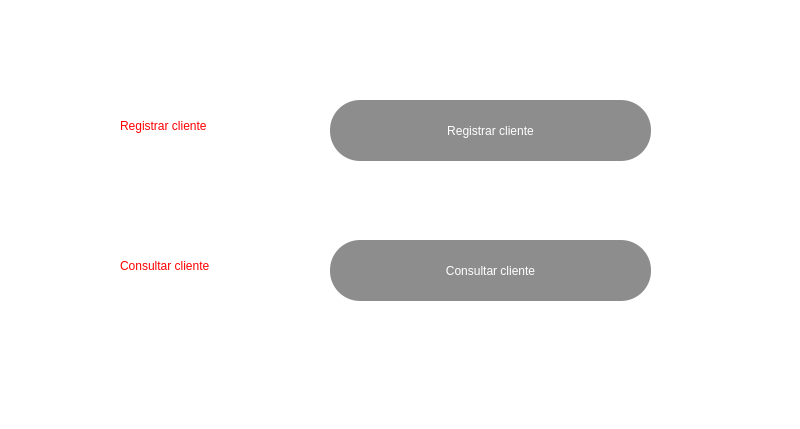
Above: menu_ic.ui from andresparra85/proyecto-aeropuerto before the change. Below: the same form after it.
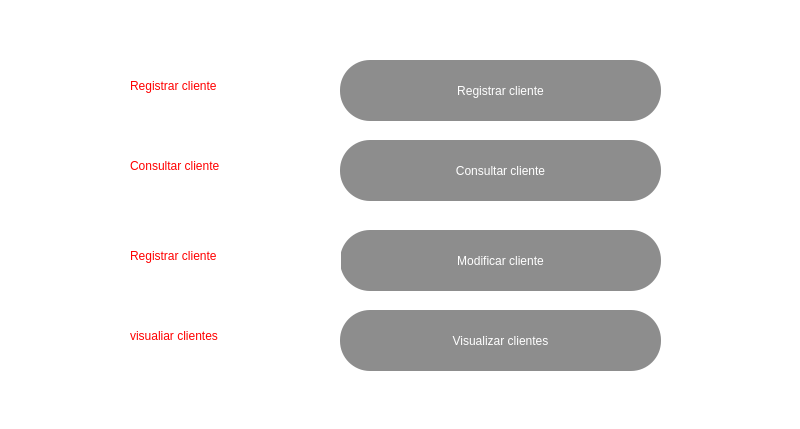
That is the form after the change.

The edit to the form file:
```diff
--- a/menu_ic.ui
+++ b/menu_ic.ui
@@ -20,8 +20,8 @@
    <widget class="QLabel" name="label_5">
     <property name="geometry">
      <rect>
-      <x>120</x>
-      <y>110</y>
+      <x>130</x>
+      <y>70</y>
       <width>211</width>
       <height>31</height>
      </rect>
@@ -38,8 +38,8 @@
    <widget class="QPushButton" name="btn_cliente">
     <property name="geometry">
      <rect>
-      <x>330</x>
-      <y>100</y>
+      <x>340</x>
+      <y>60</y>
       <width>321</width>
       <height>61</height>
      </rect>
@@ -73,8 +73,8 @@
    <widget class="QLabel" name="label_3">
     <property name="geometry">
      <rect>
-      <x>120</x>
-      <y>250</y>
+      <x>130</x>
+      <y>150</y>
       <width>211</width>
       <height>31</height>
      </rect>
@@ -91,8 +91,114 @@
    <widget class="QPushButton" name="btn_consulta">
     <property name="geometry">
      <rect>
-      <x>330</x>
+      <x>340</x>
+      <y>140</y>
+      <width>321</width>
+      <height>61</height>
+     </rect>
+    </property>
+    <property name="styleSheet">
+     <string notr="true">QPushButton{
+font: 90 20pt &quot;MS Shell Dlg 2&quot;;
+  color:rgb(255, 255, 255);
+  
+	background-color: rgb(104, 127, 143);
+border-radius:30px;
+}
+QPushButton:hover{
+background-color: rgb(255, 0,0 );
+	color:rgb(255, 255, 255);
+}
+
+QPushButton{
+
+  color:rgb(255, 255, 255);
+  
+	
+	background-color: rgb(141, 141, 141);
+}
+</string>
+    </property>
+    <property name="text">
+     <string>Consultar cliente</string>
+    </property>
+   </widget>
+   <widget class="QPushButton" name="btn_modifica">
+    <property name="geometry">
+     <rect>
+      <x>340</x>
+      <y>230</y>
+      <width>321</width>
+      <height>61</height>
+     </rect>
+    </property>
+    <property name="styleSheet">
+     <string notr="true">QPushButton{
+font: 90 20pt &quot;MS Shell Dlg 2&quot;;
+  color:rgb(255, 255, 255);
+  
+	background-color: rgb(104, 127, 143);
+border-radius:30px;
+}
+QPushButton:hover{
+background-color: rgb(255, 0,0 );
+	color:rgb(255, 255, 255);
+}
+
+QPushButton{
+
+  color:rgb(255, 255, 255);
+  
+	
+	background-color: rgb(141, 141, 141);
+}
+</string>
+    </property>
+    <property name="text">
+     <string>Modificar cliente</string>
+    </property>
+   </widget>
+   <widget class="QLabel" name="label_4">
+    <property name="geometry">
+     <rect>
+      <x>130</x>
+      <y>320</y>
+      <width>211</width>
+      <height>31</height>
+     </rect>
+    </property>
+    <property name="styleSheet">
+     <string notr="true">
+font: 75 14pt &quot;MS Shell Dlg 2&quot;;
+color: rgb(255, 0, 0);</string>
+    </property>
+    <property name="text">
+     <string>visualiar clientes</string>
+    </property>
+   </widget>
+   <widget class="QLabel" name="label_6">
+    <property name="geometry">
+     <rect>
+      <x>130</x>
       <y>240</y>
+      <width>211</width>
+      <height>31</height>
+     </rect>
+    </property>
+    <property name="styleSheet">
+     <string notr="true">
+font: 75 14pt &quot;MS Shell Dlg 2&quot;;
+color: rgb(255, 0, 0);</string>
+    </property>
+    <property name="text">
+     <string>Registrar cliente</string>
+    </property>
+   </widget>
+   <widget class="QPushButton" name="btn_visualizar">
+    <property name="geometry">
+     <rect>
+      <x>340</x>
+      <y>310</y>
       <width>321</width>
       <height>61</height>
      </rect>
@@ -120,7 +226,7 @@
 </string>
     </property>
     <property name="text">
-     <string>Consultar cliente</string>
+     <string>Visualizar clientes</string>
     </property>
    </widget>
   </widget>
```
